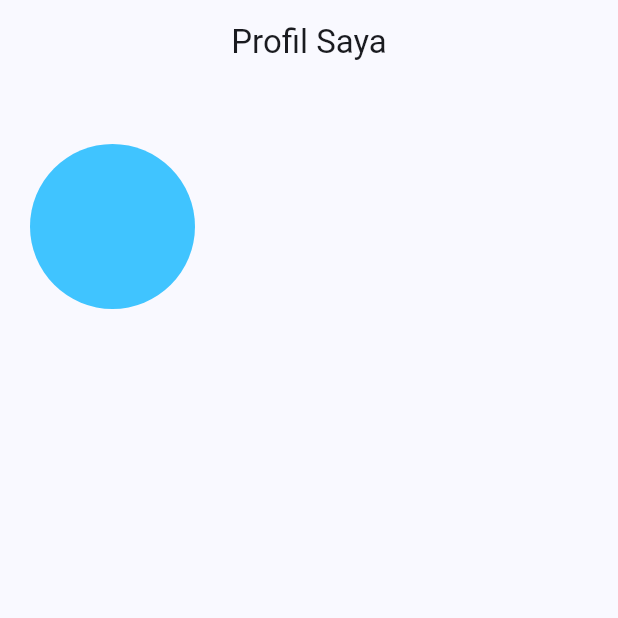
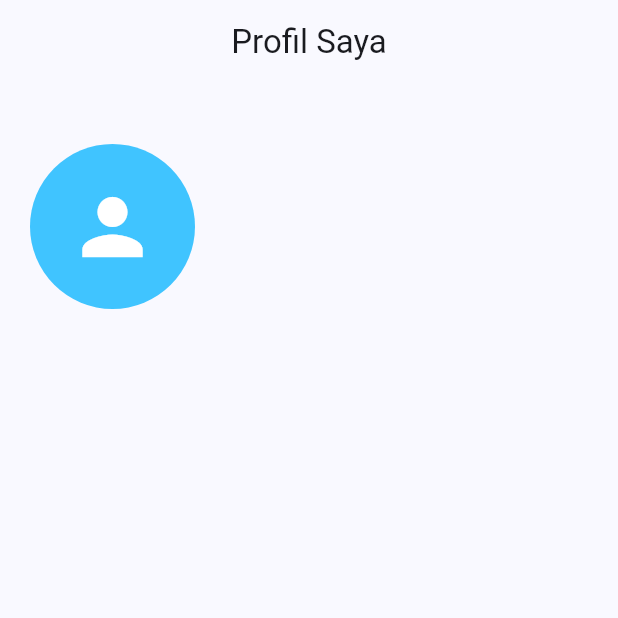
Before and after one commit to Paulothejungle/uts_aplikasi_mobile, a Flutter app: the screen it shows after launch, on a phone screen of 412 x 824 dp, the top half of it. Run offline on Flutter 3.47's test engine with Material 3 defaults, Android fonts, the phone set to English and light mode, and no system bars.

Commit message:
add:Icons

```diff
--- a/lib/main.dart
+++ b/lib/main.dart
@@ -42,6 +42,11 @@ class MyInfoRow extends StatelessWidget {
                 CircleAvatar(
                   radius: 55,
                   backgroundColor: Colors.lightBlueAccent,
+                  child: Icon(
+                    Icons.person,
+                    size: 60,
+                    color: Colors.white,
+                  ),
                 )
               ],
             )
```
